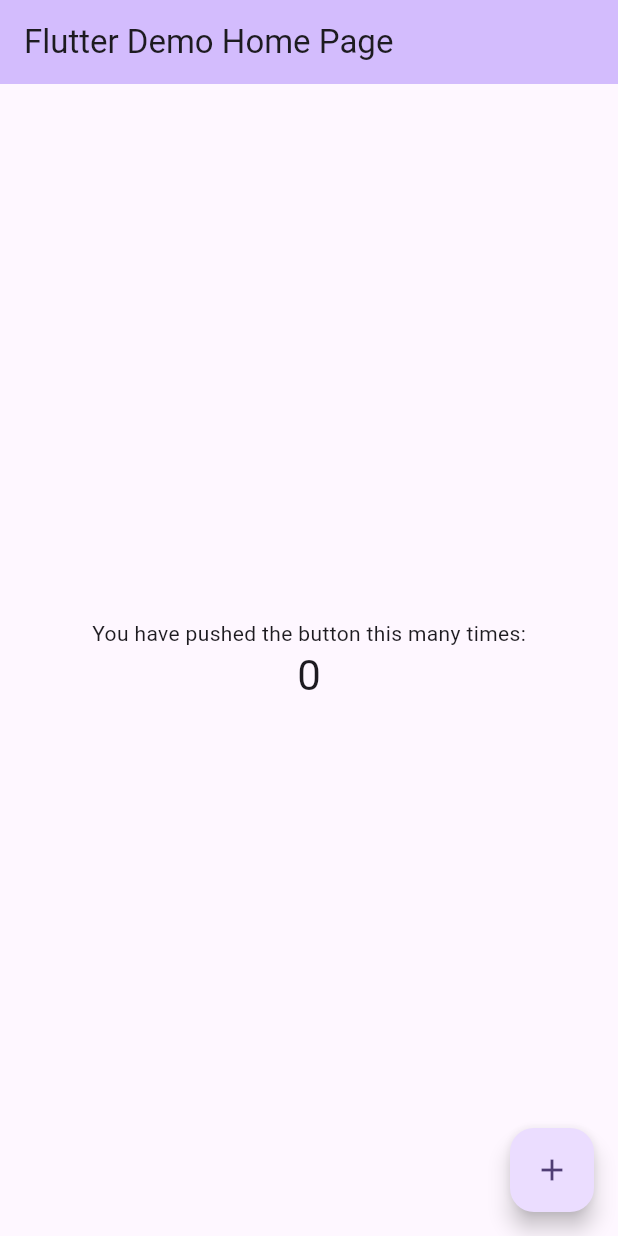
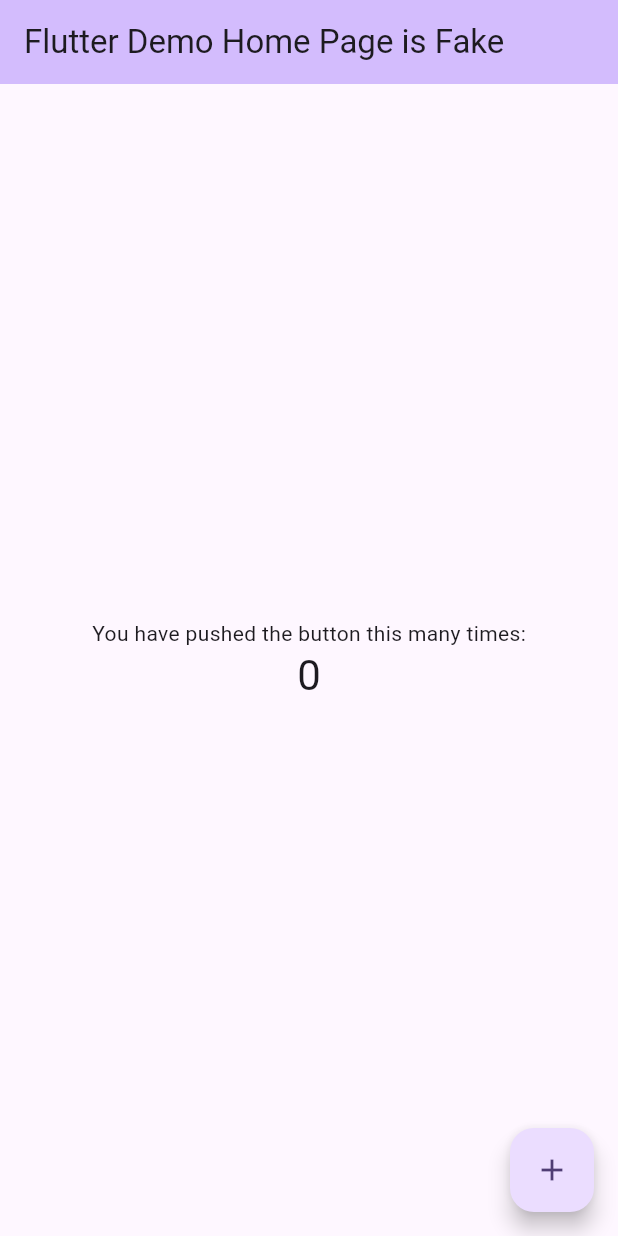
Before and after one commit to AravindIM/flutter-ci, a Flutter app: the screen it shows after launch, on a phone screen of 412 x 824 dp. Run offline on Flutter 3.47's test engine with Material 2 defaults, Android fonts, the phone set to English and light mode, and no system bars.

Commit message:
feat: fake feat

```diff
--- a/lib/main.dart
+++ b/lib/main.dart
@@ -31,7 +31,7 @@ class MyApp extends StatelessWidget {
         colorScheme: ColorScheme.fromSeed(seedColor: Colors.deepPurple),
         useMaterial3: true,
       ),
-      home: const MyHomePage(title: 'Flutter Demo Home Page'),
+      home: const MyHomePage(title: 'Flutter Demo Home Page is Fake'),
     );
   }
 }
```
